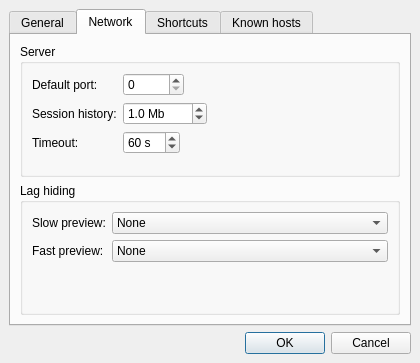
The window that src/client/ui/settings.ui (drawpile/Drawpile) describes before a commit, drawn with Qt 5.
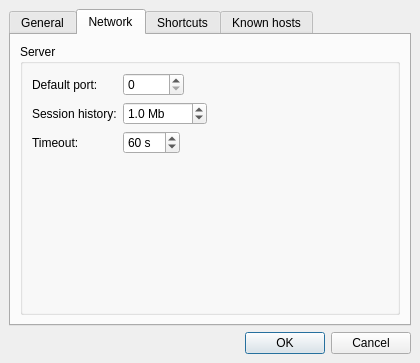
The same window after the commit. The open tabs and pages were chosen to show the change. Icons and pictures are not drawn.

Commit message:
Remove stroke previews
This feature is obsoleted by the new Retcon synchronization method.

Patch:
```diff
--- a/src/client/ui/settings.ui
+++ b/src/client/ui/settings.ui
@@ -279,86 +279,6 @@
          </layout>
         </widget>
        </item>
-       <item>
-        <widget class="QGroupBox" name="groupBox_2">
-         <property name="title">
-          <string>Lag hiding</string>
-         </property>
-         <property name="flat">
-          <bool>true</bool>
-         </property>
-         <layout class="QFormLayout" name="formLayout_3">
-          <item row="0" column="0">
-           <widget class="QLabel" name="label_3">
-            <property name="text">
-             <string>Slow preview:</string>
-            </property>
-           </widget>
-          </item>
-          <item row="0" column="1">
-           <widget class="QComboBox" name="strokepreview">
-            <property name="toolTip">
-             <string>Preview mode for slow connections</string>
-            </property>
-            <item>
-             <property name="text">
-              <string>None</string>
-             </property>
-            </item>
-            <item>
-             <property name="text">
-              <string>Quick</string>
-             </property>
-            </item>
-            <item>
-             <property name="text">
-              <string>Simple overlay</string>
-             </property>
-            </item>
-            <item>
-             <property name="text">
-              <string>Realistic</string>
-             </property>
-            </item>
-           </widget>
-          </item>
-          <item row="1" column="0">
-           <widget class="QLabel" name="label_7">
-            <property name="text">
-             <string>Fast preview:</string>
-            </property>
-           </widget>
-          </item>
-          <item row="1" column="1">
-           <widget class="QComboBox" name="strokepreview2">
-            <property name="toolTip">
-             <string>Preview mode for fast connections</string>
-            </property>
-            <item>
-             <property name="text">
-              <string>None</string>
-             </property>
-            </item>
-            <item>
-             <property name="text">
-              <string>Quick</string>
-             </property>
-            </item>
-            <item>
-             <property name="text">
-              <string>Simple overlay</string>
-             </property>
-            </item>
-            <item>
-             <property name="text">
-              <string>Realistic</string>
-             </property>
-            </item>
-           </widget>
-          </item>
-         </layout>
-        </widget>
-       </item>
       </layout>
      </widget>
      <widget class="QWidget" name="tab_2">
```
The commit also changes 13 other files.
